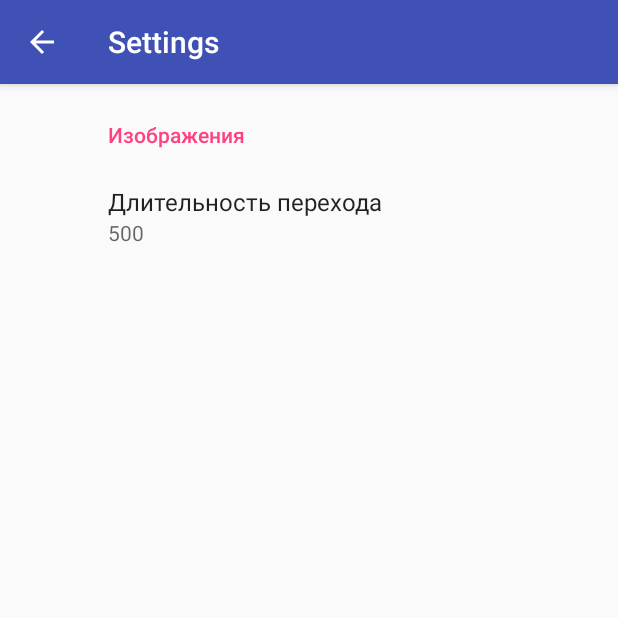
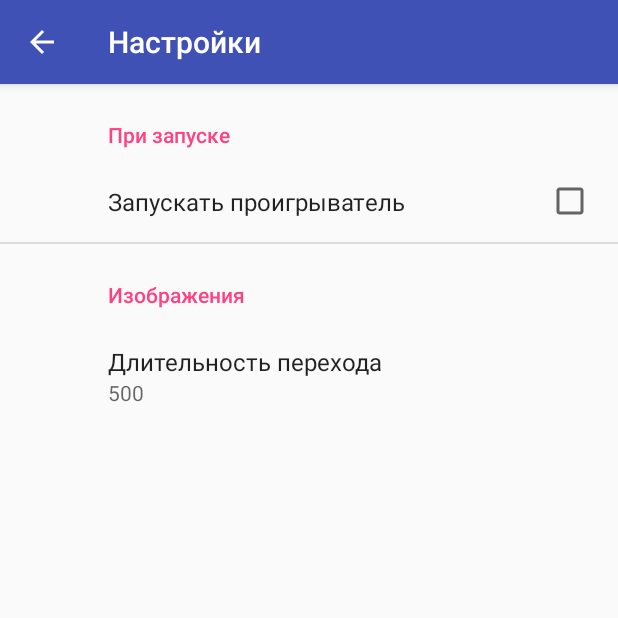
Before and after one commit to skca-ru/NY2016_YEK, an Android app: the screen it shows after launch (SettingsActivity), in the options menu, after a tap on "Настройки", on a phone screen of 412 x 824 dp, the top half of it. Run offline under Robolectric (Android 15) with nearby library versions, the phone set to English and light mode, and no system bars; our stand-ins replace androidx.preference; 2 statements that could not run were skipped.

Commit message:
27/11/19

```diff
--- a/app/build.gradle
+++ b/app/build.gradle
@@ -11,8 +11,8 @@ android {
         applicationId "ru.kev.ny2016.ny2016_yek"
         minSdkVersion 19
         targetSdkVersion 26
-        versionCode 20191110
-        versionName "1.19.11.10"
+        versionCode 20191115
+        versionName "1.19.11.15"
         //signingConfig signingConfigs.config
     }
     buildTypes {
--- a/app/src/main/java/ru/kev/ny2016/ny2016_yek/SettingsActivity.kt
+++ b/app/src/main/java/ru/kev/ny2016/ny2016_yek/SettingsActivity.kt
@@ -38,6 +38,7 @@ class SettingsActivity : AppCompatActivity() {
                 .replace(R.id.settings, SettingsFragment())
                 .commit()
         supportActionBar?.setDisplayHomeAsUpEnabled(true)
+        this.title = getString(R.string.Menu_Custom);
     }
 
     class SettingsFragment : PreferenceFragmentCompat() {
@@ -45,7 +46,8 @@ class SettingsActivity : AppCompatActivity() {
             setPreferencesFromResource(R.xml.root_preferences, rootKey);
 
             val editDuration = preferenceManager.findPreference<EditTextPreference>("aaDuration");
-            editDuration?.setOnBindEditTextListener { editText -> editText.inputType =  InputType.TYPE_CLASS_NUMBER; editText.filters = arrayOf<InputFilter>(InputFilter.LengthFilter(4));};
+            editDuration?.setOnBindEditTextListener { editText -> editText.inputType =  InputType.TYPE_CLASS_NUMBER;
+                editText.filters = arrayOf<InputFilter>(InputFilter.LengthFilter(4));};
             //val et  =  editDuration?.getEditText(); //.getText();
             //et.filters = arrayOf<InputFilter>(InputFilterMinMax(0,9999));//arrayOf<InputFilter>(InputFilterMinMax(0, 9999)));
 
--- a/app/src/main/java/ru/kev/ny2016/ny2016_yek/YEK.java
+++ b/app/src/main/java/ru/kev/ny2016/ny2016_yek/YEK.java
@@ -11,6 +11,7 @@ import android.view.Menu;
 import android.view.MenuItem;
 import android.view.MotionEvent;
 import android.view.View;
+import android.view.animation.AccelerateInterpolator;
 import android.view.animation.AlphaAnimation;
 import android.view.animation.Animation;
 import android.view.animation.AnimationSet;
@@ -41,7 +42,8 @@ public class YEK extends AppCompatActivity {
     protected Handler hSlideShow;
 
     @Override
-    protected void onCreate(Bundle savedInstanceState) {
+    protected void onCreate(Bundle savedInstanceState)
+    {
 
         super.onCreate(savedInstanceState);
 
@@ -63,37 +65,36 @@ public class YEK extends AppCompatActivity {
                 return gestureDetector.onTouchEvent(event);
             }
         });
-//музыка
-        mediaPlayer = MediaPlayer.create(this, R.raw.comin);
-        // mediaPlayer.as
-       //mediaPlayer.start();
-
-        //mediaPlayer.setOnCompletionListener(new OnCompletionListener() {
-
-          //  public void onCompletion(MediaPlayer arg0) {
-           //     arg0.start();//Запускаем воспроизведение заново
-            //}
-
-        //}
-       //);
 
         //ViewSwitcher VS = (ViewSwitcher) findViewById(R.id.fullscreen_content_controls);
         //VS.on
         //MenuItem miMusic = (MenuItem) findViewById(R.id.PlayStop);
         //miMusic.setOnMenuItemClickListener(this.OnMusickClick((View)miMusic));
 
+        hSlideShow = new Handler(){public void handleMessage(android.os.Message msg){_NextImage();}};
+        sPref = android.preference.PreferenceManager.getDefaultSharedPreferences(this);
+        aaDuration = Integer.parseInt(sPref.getString("aaDuration","500"));
+
+        //музыка
         //       mediaPlayer.setDataSource(DATA_STREAM);
         //mediaPlayer.setAudioStreamType(AudioManager.STREAM_MUSIC);
         //Log.d(LOG_TAG, "prepareAsync");
         //mediaPlayer.setOnPreparedListener(this);
         //mediaPlayer.prepareAsync();
-        hSlideShow = new Handler(){public void handleMessage(android.os.Message msg){_NextImage();}};
-        sPref = android.preference.PreferenceManager.getDefaultSharedPreferences(this);
-        aaDuration = Integer.parseInt(sPref.getString("aaDuration","500"));
+        mediaPlayer = MediaPlayer.create(this, R.raw.todelete);
+        mediaPlayer.setOnCompletionListener(new MediaPlayer.OnCompletionListener() {
+            public void onCompletion(MediaPlayer arg0) {
+                arg0.start();//Запускаем воспроизведение заново
+            }});
+        Boolean bStartMusicPlay = sPref.getBoolean("PlayMusic",false);
+        if (bStartMusicPlay) {
+            mediaPlayer.start();
+            //findViewById(R.id.)
+            //item.setTitle(getString(R.string.Menu_MusicStop));
+        };
     }
 
-
-        @Override
+    @Override
     protected void onResume()
     {   super.onResume();
         aaDuration =  Integer.parseInt(sPref.getString("aaDuration","500"));
@@ -116,8 +117,10 @@ public class YEK extends AppCompatActivity {
     public boolean onCreateOptionsMenu(Menu menu) {
 
         getMenuInflater().inflate(R.menu.mainmenu, menu);
-        //menu.add("menu1",);
-
+        if (this.mediaPlayer.isPlaying()) {
+            MenuItem menuMusicPlay = menu.findItem(R.id.Menu_MusicPlay);
+            menuMusicPlay.setTitle(getString(R.string.Menu_MusicStop));
+        }
         return super.onCreateOptionsMenu(menu);
     }
 
@@ -157,6 +160,15 @@ public class YEK extends AppCompatActivity {
         int CountImages;
         CountImages = 8;
         try {
+            //region АнимацияПерехода
+            Animation fadeOut = new AlphaAnimation(0,1);
+            fadeOut.setInterpolator(new AccelerateInterpolator()); // add this
+            fadeOut.setDuration(aaDuration);
+           // fadeOut.setStartOffset(aaDuration);
+            AnimationSet animationFO = new AnimationSet(false); // change to false
+            animationFO.addAnimation(fadeOut);
+            //IV.startAnimation(animationFO);
+
             if (Forward!=true) {CurrentImage = CurrentImage -2; if (CurrentImage<=0) {CurrentImage = CountImages-1;};};
             switch (CurrentImage) {
                 case 1:
@@ -184,18 +196,24 @@ public class YEK extends AppCompatActivity {
                     IV.setImageResource(R.drawable.venik);
                     CurrentImage = 0;}
 
-                    //region АнимацияПерехода
+
+
+
                     Animation fadeIn = new AlphaAnimation(0,1);
                     fadeIn.setInterpolator(new DecelerateInterpolator()); // add this
                     fadeIn.setDuration(aaDuration);
-                    Animation fadeOut = new AlphaAnimation(0,1);
-                    fadeOut.setInterpolator(new DecelerateInterpolator()); // add this
-                    fadeOut.setDuration(aaDuration);
+//
+////                    Animation fadeOut = new AlphaAnimation(1,0);
+////                    fadeOut.setInterpolator(new AccelerateInterpolator()); // add this
+////                    fadeOut.setDuration(aaDuration);
+//                    //fadeOut.setStartOffset(aaDuration);
+//
                     AnimationSet animation = new AnimationSet(false); // change to false
                     animation.addAnimation(fadeIn);
-                    animation.addAnimation(fadeOut);
+                    //animation.addAnimation(fadeOut);
                     animation.setRepeatCount(1);
-                    IV.setAnimation(animation);
+                    //IV.setAnimation();
+                    IV.startAnimation(animation);
                     //endregion
 
                     CurrentImage++;
@@ -220,7 +238,7 @@ public class YEK extends AppCompatActivity {
 
     }}
 
-    public void MusicClick(MenuItem item) {
+   public void MusicClick(MenuItem item) {
         //MenuItem item;
         //item = (MenuItem) view;
         if (this.mediaPlayer.isPlaying()) {
@@ -233,6 +251,7 @@ public class YEK extends AppCompatActivity {
         ;
 
     }
+
     private GestureDetector initGestureDetector() {
         return new GestureDetector(this.getBaseContext(),new GestureDetector.SimpleOnGestureListener() {
 
--- a/app/src/main/res/values/strings.xml
+++ b/app/src/main/res/values/strings.xml
@@ -19,13 +19,13 @@
     <string name="title_activity_settings">Settings</string>
 
     <!-- Preference Titles -->
-    <string name="messages_images">Изображения</string>
-    <string name="messages_header">Messages</string>
+    <string name="prefcat_images">Изображения</string>
+    <string name="prefcat_create">При запуске</string>
     <string name="sync_header">Sync</string>
 
     <!-- Messages Preferences -->
     <string name="duration_title">Длительность перехода</string>
-    <string name="signature_title">Your signature</string>
+    <string name="playmusic_title">Запускать проигрыватель</string>
     <string name="reply_title">Default reply action</string>
 
     <!-- Sync Preferences -->
--- a/app/src/main/res/xml/root_preferences.xml
+++ b/app/src/main/res/xml/root_preferences.xml
@@ -17,7 +17,14 @@
 <androidx.preference.PreferenceScreen xmlns:app="http://schemas.android.com/apk/res-auto"
     xmlns:android="http://schemas.android.com/apk/res/android">
 
-    <PreferenceCategory app:title="@string/messages_images">
+    <PreferenceCategory app:title="@string/prefcat_create">
+        <CheckBoxPreference
+            app:key="PlayMusic"
+            app:title="@string/playmusic_title"
+            />
+    </PreferenceCategory>
+
+    <PreferenceCategory app:title="@string/prefcat_images">
         <EditTextPreference
             app:key="aaDuration"
             app:title="@string/duration_title"
```
Also changed, not shown: app/src/main/java/ru/kev/ny2016/ny2016_yek/About.java (+7 -0 lines).
